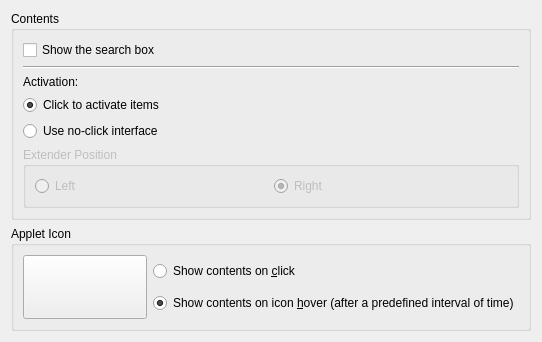
Above: applets/lancelot/app/src/parts/LancelotPartConfigBase.ui from KDE/kdeplasma-addons before the change. Below: the same form after it.
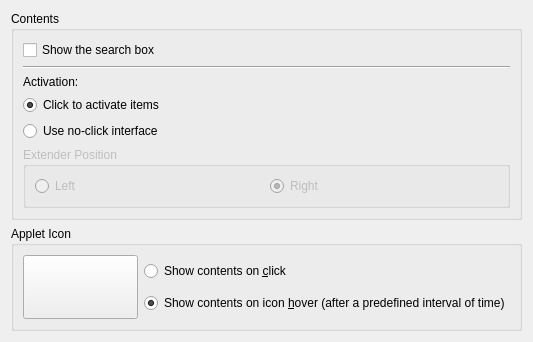
That is the form after the change. Custom widgets are drawn as their Qt base class.

Commit message: Fixed build problem produced by old Qt Designer

The edit to the form file:
```diff
--- a/applets/lancelot/app/src/parts/LancelotPartConfigBase.ui
+++ b/applets/lancelot/app/src/parts/LancelotPartConfigBase.ui
@@ -6,8 +6,8 @@
    <rect>
     <x>0</x>
     <y>0</y>
-    <width>542</width>
-    <height>335</height>
+    <width>533</width>
+    <height>328</height>
    </rect>
   </property>
   <layout class="QVBoxLayout" name="verticalLayout_2">
@@ -119,11 +119,11 @@
           <height>64</height>
          </size>
         </property>
+        <property name="icon">
+         <string>lancelot-part</string>
+        </property>
         <property name="iconSize">
-         <size>
-          <width>16</width>
-          <height>16</height>
-         </size>
+         <number>48</number>
         </property>
        </widget>
       </item>
```
